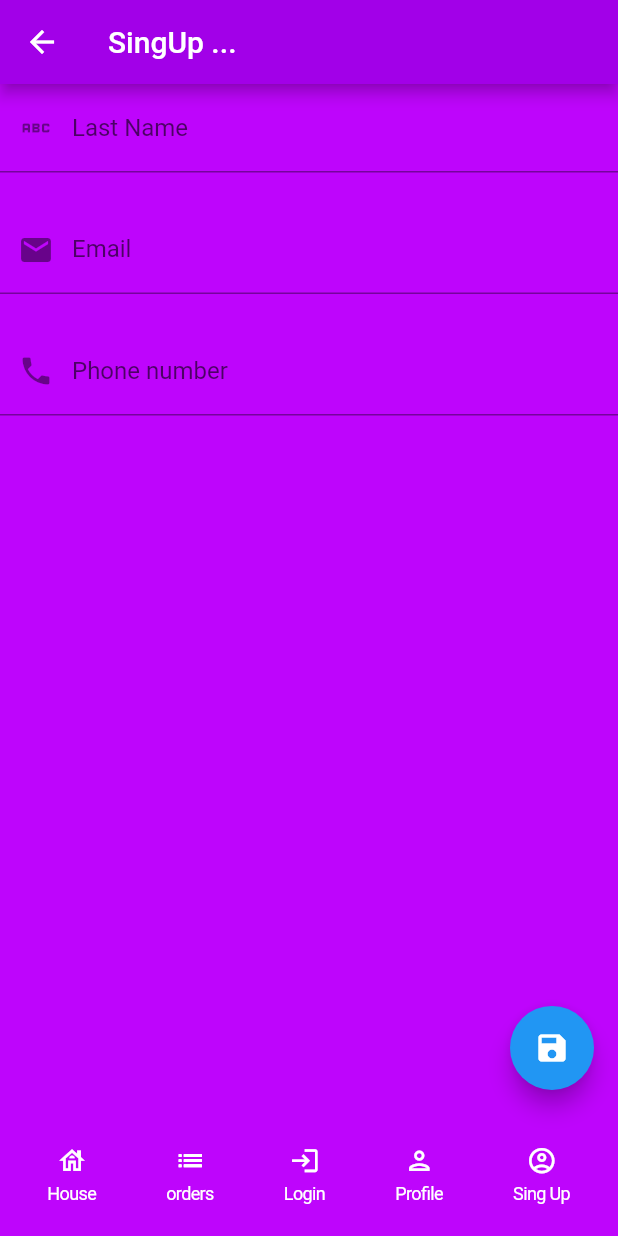
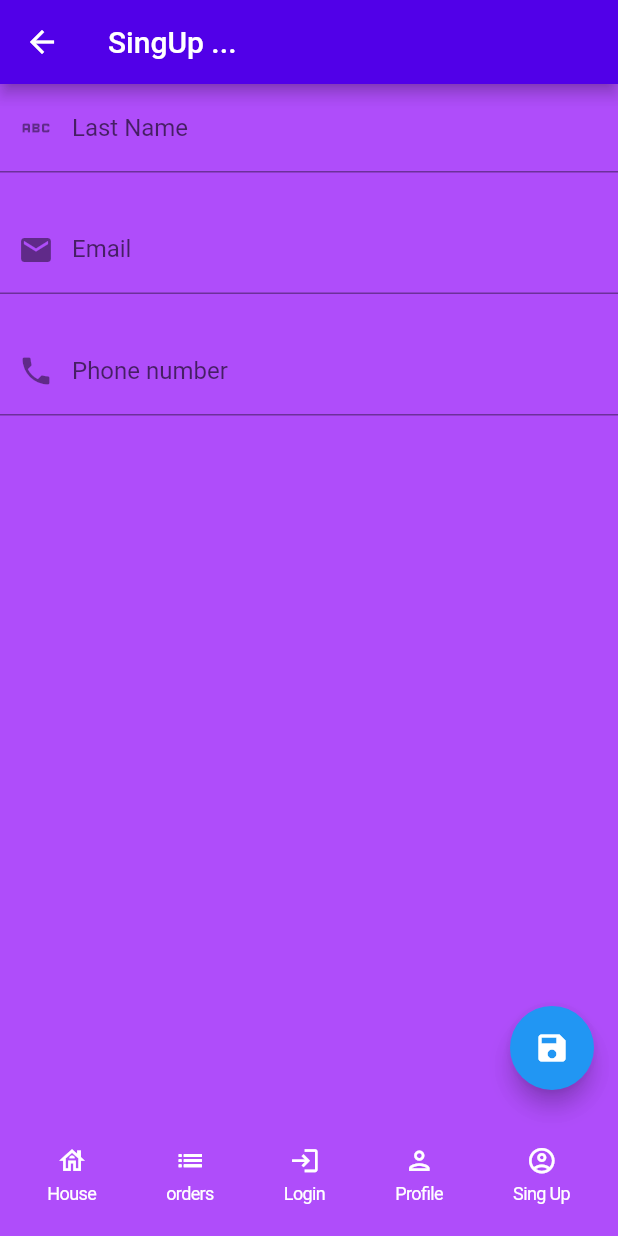
Before and after one commit to Soldier-2790/widgetgallery_-Quijano_Vazquez_Carlos-_9B, a Flutter app: the SingUpScreen screen opened by its route, on a phone screen of 412 x 824 dp. Run offline on Flutter 3.47's test engine with Material 2 defaults, Android fonts, the phone set to English and light mode, and no system bars.

Commit message:
Cambios (Act2)

```diff
--- a/lib/screens/singup_screen.dart
+++ b/lib/screens/singup_screen.dart
@@ -8,10 +8,10 @@ class SingUpScreen extends StatelessWidget {
   @override
   Widget build(BuildContext context) {
     return Scaffold(
-      backgroundColor: Color.fromARGB(255, 190, 5, 252),
+      backgroundColor: const Color.fromARGB(213, 159, 42, 249),
       appBar: AppBar(
         title: const Text('SingUp ...'),
-        backgroundColor: Color.fromARGB(255, 162, 0, 232),
+        backgroundColor: const Color.fromARGB(255, 81, 0, 232),
       ),
       body: SingleChildScrollView(
         child: Form(
```
Also changed, not shown: DDI-Pract3-Quijano_Vazquez-Carlos_Eduardo-9B.png (added).
